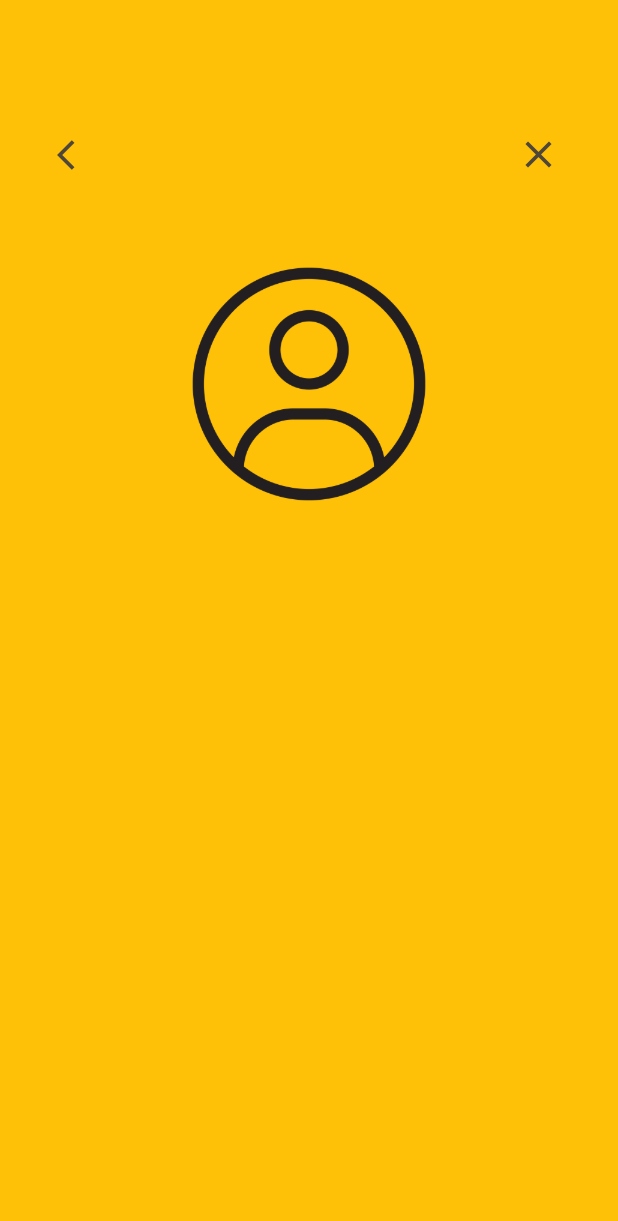
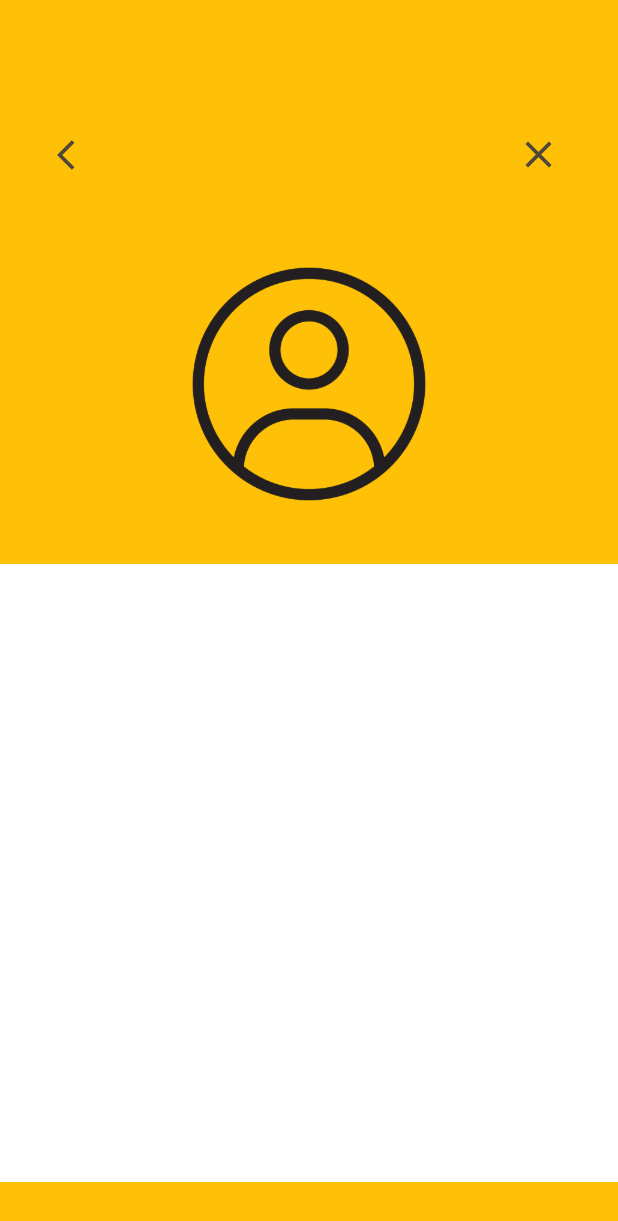
Before and after one commit to Matheo-delaunay/imt-framework-front, a Flutter app: the ProfilePage screen opened directly, on a phone screen of 412 x 824 dp. Shown: the top 1221 px of the screen. Run offline on Flutter 3.47's test engine with Material 2 defaults, Android fonts, the phone set to English and light mode, and no system bars; our stand-ins replace simple_animations, supercharged.

Commit message:
feat: profile page

```diff
--- a/lib/views/widgets/profile_page.dart
+++ b/lib/views/widgets/profile_page.dart
@@ -43,16 +43,12 @@ class _ProfilePageState extends State<ProfilePage> {
                     radius: 100,
                   ),
                 ),
+                SizedBox(height: 20,),
                 Container(
-                  decoration: BoxDecoration(
+                  alignment: Alignment.bottomCenter,
+                  height: MediaQuery.sizeOf(context).height *0.5,
                   color: Colors.white,
-                    borderRadius: BorderRadius.only(
-                        topRight: Radius.circular(50),
-                        topLeft: Radius.circular(50))
-                  ),
-
                 )
-
 
               ],
             ),
@@ -61,6 +57,7 @@ class _ProfilePageState extends State<ProfilePage> {
       ),
 
 
+
     );
   }
 }
```
Lines whose indentation alone changed are shown as unchanged.
